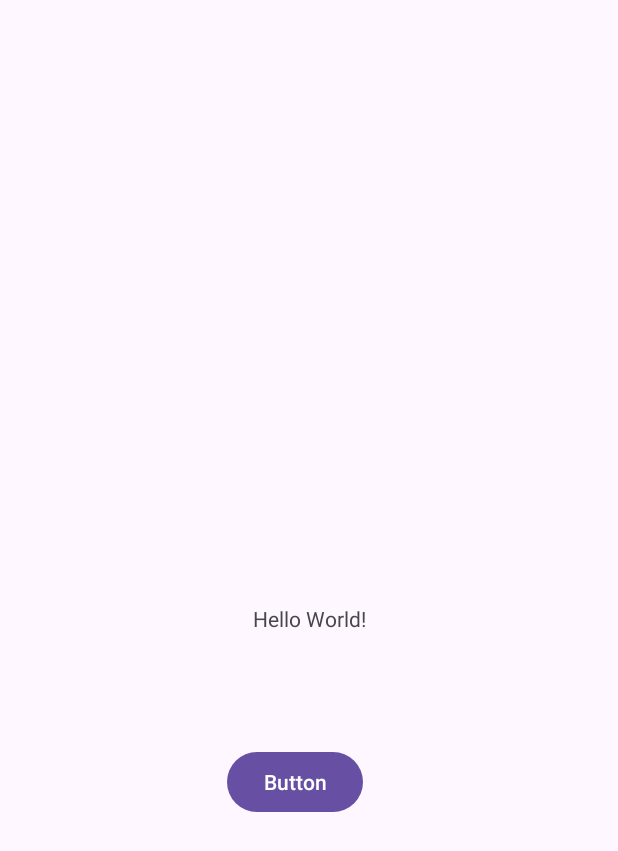
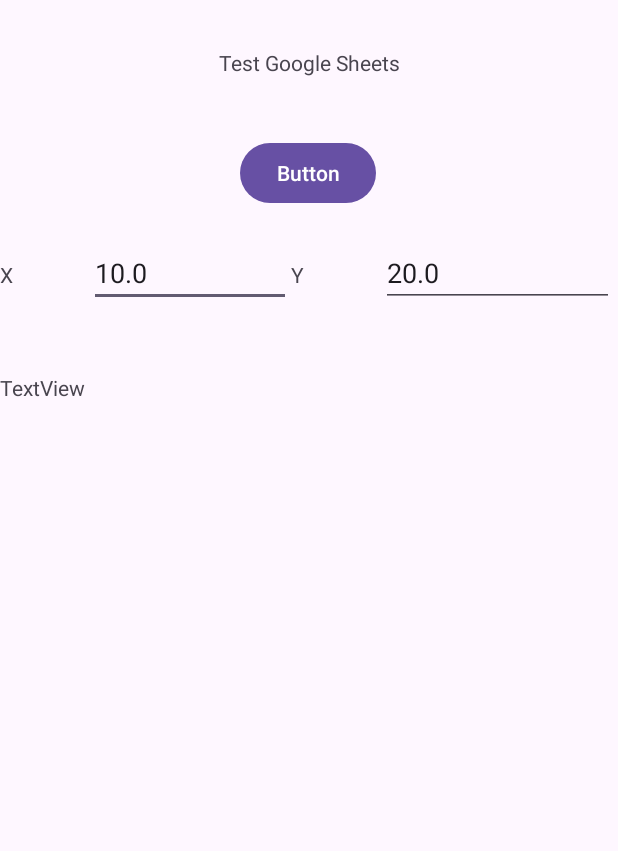
Before and after one commit to tmajaraunga/TestProject, an Android app: the screen it shows after launch (MainActivity), on a phone screen of 412 x 824 dp. Shown: the top 851 px of the screen. Run offline under Robolectric (Android 15) with nearby library versions, the phone set to English and light mode, and no system bars; our stand-ins replace Volley.

Commit message:
Updates to get Android working.

```diff
--- a/app/build.gradle
+++ b/app/build.gradle
@@ -36,5 +36,7 @@ dependencies {
     androidTestImplementation 'androidx.test.ext:junit:1.1.3'
     androidTestImplementation 'androidx.test.espresso:espresso-core:3.4.0'
 
-    implementantion 'com.android.volley:volley:1.2.1'
-}
+    // Add for gson library for parsing json files
+    implementation 'com.google.code.gson:gson:2.10.1'
+    // Add for Volley libary for HTTP requests, see https://developer.android.com/training/volley
+    implementation 'com.android.volley:volley:1.2.1'}
--- a/app/src/main/java/com/example/testproject/MainActivity.java
+++ b/app/src/main/java/com/example/testproject/MainActivity.java
@@ -5,11 +5,22 @@ import androidx.appcompat.app.AppCompatActivity;
 import android.app.ProgressDialog;
 import android.content.Intent;
 import android.os.Bundle;
+import android.util.Log;
 import android.view.View;
 import android.widget.Button;
+import android.widget.EditText;
+import android.widget.TextView;
 
-import com.google.api.services.sheets.v4.model.Request;
-import com.google.api.services.sheets.v4.model.Response;
+import com.android.volley.DefaultRetryPolicy;
+import com.android.volley.Request;
+import com.android.volley.RequestQueue;
+import com.android.volley.Response;
+import com.android.volley.RetryPolicy;
+import com.android.volley.VolleyError;
+import com.android.volley.toolbox.JsonArrayRequest;
+import com.android.volley.toolbox.JsonObjectRequest;
+import com.android.volley.toolbox.StringRequest;
+import com.android.volley.toolbox.Volley;
 
 import java.util.HashMap;
 import java.util.Map;
@@ -18,62 +29,73 @@ public class MainActivity extends AppCompatActivity {
 
     Button buttonSendData;
     ProgressDialog progressDialog;
+    EditText editTextX, editTextY;
+    Double x = 0.0;
+    Double y = 0.0;
+    TextView tvStatus;
 
     @Override
     protected void onCreate(Bundle savedInstanceState) {
         super.onCreate(savedInstanceState);
         setContentView(R.layout.activity_main);
 
+        editTextX = findViewById(R.id.editTextX);
+        editTextY = findViewById(R.id.editTextY);
+        tvStatus = findViewById(R.id.textViewStatus);
+
+        // Set up Button
         buttonSendData = findViewById(R.id.buttonSendData);
-
-        progressDialog = new ProgressDialog(MainActivity.this);
-        progressDialog.setMessage("Loading...");
-
         buttonSendData.setOnClickListener(new View.OnClickListener() {
               @Override
               public void onClick(View view) {
                   // put code here to send to Google Sheets
+                  x =  Double.parseDouble(editTextX.getText().toString());
+                  y =  Double.parseDouble(editTextY.getText().toString());
+                  Log.d("CIS 4444", "Button Pressed with X = "+x+" and Y = "+y);
                   addDataGoogleSheets();
-                                                  progressDialog.show();
               }
           }
-
         );
-
     }
 
-    public void addDataGoogleSheets(){
-         String sXvalues = xArray.getText().toString();
-         String sYvalues = yArray.getText().toString();
+    public void addDataGoogleSheets() {
+        // Instantiate the RequestQueue.
+        RequestQueue queue = Volley.newRequestQueue(this);
+        String url = "https://script.google.com/macros/s/AKfycbzAZCSWuRm23F762Ll7vNqyFl3HfvqSVyCgqOz1EIZCbaXpO3YaW8PZLmnl6RBA93vp1w/exec";
 
-        StringRequest stringRequest = new StringRequest(Request.Method.POST,"https://script.google.com/macros/s/AKfycbzAZCSWuRm23F762Ll7vNqyFl3HfvqSVyCgqOz1EIZCbaXpO3YaW8PZLmnl6RBA93vp1w/exec", new Response.Listener<String>() {
+        // Request a string response from the provided URL.
+        StringRequest stringRequest = new StringRequest(Request.Method.GET, url,
+                new Response.Listener<String>() {
                     @Override
                     public void onResponse(String response) {
-                Intent intent = new Intent(getApplicationContext(), MainActivity.class);
-                startActivity(intent);
-                progressDialog.hide();
+                        // Display the first 500 characters of the response string.
+                        tvStatus.setText("Response is: " + response.substring(0, 500));
+                        Log.d("CIS 4444", "Response Recieved");
+
                     }
                 }, new Response.ErrorListener() {
             @Override
-            public void onErrorResponse(VolleyError error){
-
+            public void onErrorResponse(VolleyError error) {
+                tvStatus.setText("That didn't work!");
+                Log.d("CIS 4444", "Error Recieved: "+error);
             }
-        }){@Override
-            protected Map<String, String> getParams(){
+        }) {
+            @Override
+            protected Map<String, String> getParams() {
+                Log.d("CIS 4444", "Params being set");
                 Map<String, String> params = new HashMap<>();
                 params.put("action", "addDataGoogleSheets");
-            params.put("vXvalues", sXvalues);
-            params.put("vYvalues", sYvalues);
-
+                params.put("vXvalues", x.toString());
+                params.put("vYvalues", y.toString());
                 return params;
             }
-
         };
 
-        RetryPolicy retryPolicy = new DefaultRetryPolicy(socketTimeOut,0,DefaultRetryPolicy.DEFAULT_BACKOFF_MULT);
-        stringRequest.setRetryPolicy(retryPolicy);
-
+        // Add the request to the RequestQueue.
+        queue.add(stringRequest);
+        //stringRequest.setRetryPolicy(new DefaultRetryPolicy(20 * 1000,2,DefaultRetryPolicy.DEFAULT_BACKOFF_MULT));
         RequestQueue requestQueue = Volley.newRequestQueue(this);
         requestQueue.add(stringRequest);
     }
+
 }
--- a/app/src/main/res/layout/activity_main.xml
+++ b/app/src/main/res/layout/activity_main.xml
@@ -10,8 +10,8 @@
         android:id="@+id/textView"
         android:layout_width="wrap_content"
         android:layout_height="wrap_content"
-        android:text="Hello World!"
-        app:layout_constraintBottom_toBottomOf="parent"
+        android:layout_marginTop="32dp"
+        android:text="Test Google Sheets"
         app:layout_constraintEnd_toEndOf="parent"
         app:layout_constraintStart_toStartOf="parent"
         app:layout_constraintTop_toTopOf="parent" />
@@ -20,10 +20,62 @@
         android:id="@+id/buttonSendData"
         android:layout_width="wrap_content"
         android:layout_height="wrap_content"
-        android:layout_marginTop="75dp"
-        android:layout_marginEnd="2dp"
+        android:layout_marginTop="40dp"
+        android:layout_marginEnd="16dp"
         android:text="Button"
         app:layout_constraintEnd_toEndOf="@+id/textView"
         app:layout_constraintTop_toBottomOf="@+id/textView" />
 
+    <LinearLayout
+        android:id="@+id/linearLayout"
+        android:layout_width="409dp"
+        android:layout_height="wrap_content"
+        android:layout_marginTop="20dp"
+        android:orientation="horizontal"
+        app:layout_constraintTop_toBottomOf="@+id/buttonSendData"
+        tools:layout_editor_absoluteX="1dp">
+
+        <TextView
+            android:id="@+id/textView2"
+            android:layout_width="wrap_content"
+            android:layout_height="wrap_content"
+            android:layout_weight="1"
+            android:text="X" />
+
+        <EditText
+            android:id="@+id/editTextX"
+            android:layout_width="83dp"
+            android:layout_height="wrap_content"
+            android:layout_weight="1"
+            android:ems="10"
+            android:inputType="number"
+            android:text="10.0" />
+
+        <TextView
+            android:id="@+id/textView3"
+            android:layout_width="wrap_content"
+            android:layout_height="wrap_content"
+            android:layout_weight="1"
+            android:text="Y" />
+
+        <EditText
+            android:id="@+id/editTextY"
+            android:layout_width="104dp"
+            android:layout_height="wrap_content"
+            android:layout_weight="1"
+            android:ems="10"
+            android:inputType="number"
+            android:text="20.0" />
+    </LinearLayout>
+
+    <TextView
+        android:id="@+id/textViewStatus"
+        android:layout_width="0dp"
+        android:layout_height="wrap_content"
+        android:layout_marginTop="44dp"
+        android:text="TextView"
+        app:layout_constraintEnd_toEndOf="parent"
+        app:layout_constraintStart_toStartOf="parent"
+        app:layout_constraintTop_toBottomOf="@+id/linearLayout" />
+
 </androidx.constraintlayout.widget.ConstraintLayout>
```
Lines whose indentation alone changed are shown as unchanged.
